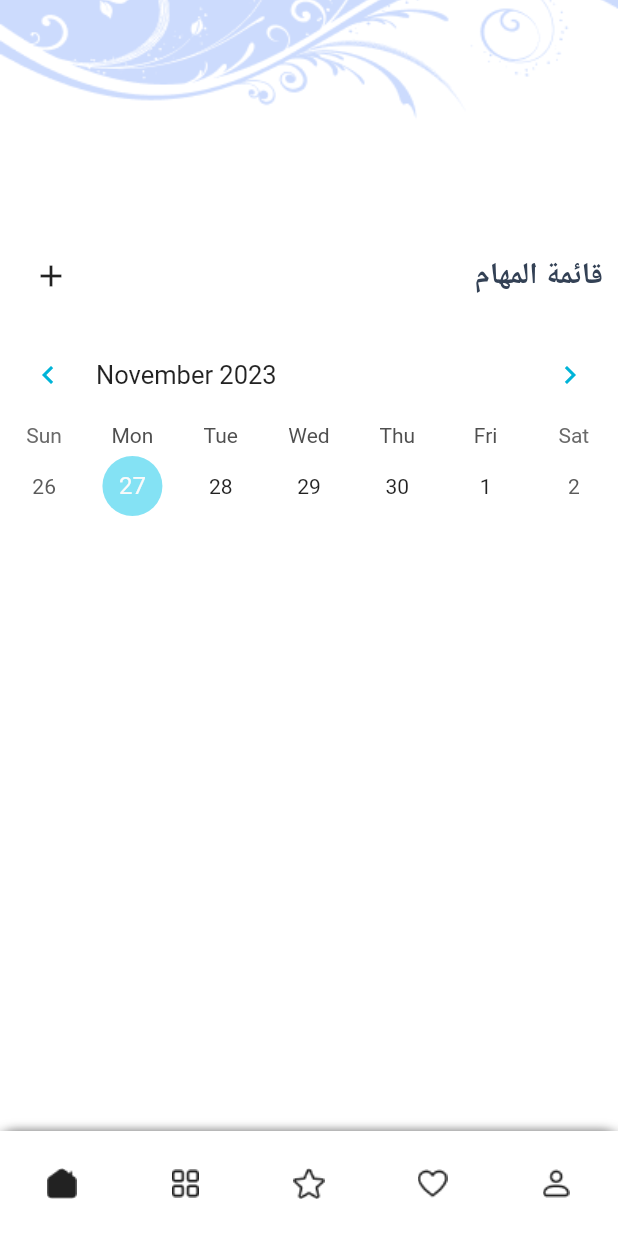
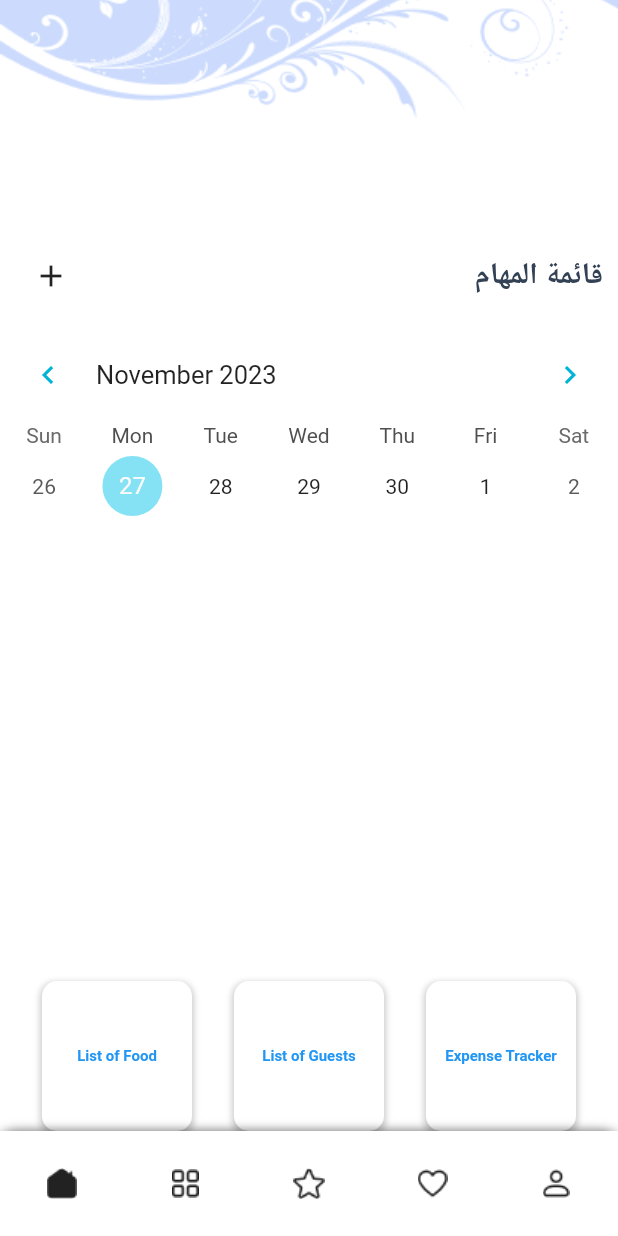
Before and after one commit to SamahFarez/3arouss, a Flutter app: the screen it shows after launch, on a phone screen of 412 x 824 dp. Run offline on Flutter 3.47's test engine with Material 2 defaults, Android fonts, the phone set to English and light mode, and no system bars; drawn by our look-alikes of table_calendar; our stand-ins replace flutter_calendar_carousel; Roboto replaces fonts that are missing (Changa).

Commit message:
Added 3 Bottom buttons

```diff
--- a/lib/app/bride/home-bride/home_bride.dart
+++ b/lib/app/bride/home-bride/home_bride.dart
@@ -215,18 +215,20 @@ class _BrideHomePageState extends State<BrideHomePage> {
     return Scaffold(
       body: Stack(
         children: [
+          // Your existing background image code
+          // ...body: Stack(
           Image.asset(
             background_image, // Replace with your image path
             fit: BoxFit.cover,
             width: double.infinity,
             height: double.infinity,
           ),
+
           Column(
             children: [
               SizedBox(height: 150),
               Padding(
-                padding: EdgeInsets.all(
-                    10.0), // Add padding of 10 pixels on all sides
+                padding: EdgeInsets.all(10.0),
                 child: Row(
                   mainAxisAlignment: MainAxisAlignment.spaceBetween,
                   children: [
@@ -240,7 +242,7 @@ class _BrideHomePageState extends State<BrideHomePage> {
                       mainAxisSize: MainAxisSize.min,
                       mainAxisAlignment: MainAxisAlignment.end,
                       children: [
-                        SizedBox(width: 20), // Add 20px margin to the left
+                        SizedBox(width: 20),
                         Text(
                           'قائمة المهام',
                           style: TextStyle(
@@ -256,7 +258,7 @@ class _BrideHomePageState extends State<BrideHomePage> {
                 ),
               ),
               SizedBox(
-                height: 150, // Set the desired height for the calendar
+                height: 150,
                 child: Builder(
                   builder: (context) => TableCalendar(
                     focusedDay: DateTime.now(),
@@ -275,7 +277,7 @@ class _BrideHomePageState extends State<BrideHomePage> {
                       todayDecoration: BoxDecoration(
                         color: Color(
                           0xFFD8C2FF,
-                        ), // Light purple background for the current day
+                        ),
                         borderRadius: BorderRadius.circular(10),
                       ),
                     ),
@@ -320,6 +322,21 @@ class _BrideHomePageState extends State<BrideHomePage> {
                   },
                 ),
               ),
+              SizedBox(height: 20),
+              Row(
+                mainAxisAlignment: MainAxisAlignment.spaceEvenly,
+                children: [
+                  _buildButtonBox('List of Food', () {
+                    // Handle the button click for 'List of Food'
+                  }),
+                  _buildButtonBox('List of Guests', () {
+                    // Handle the button click for 'List of Guests'
+                  }),
+                  _buildButtonBox('Expense Tracker', () {
+                    // Handle the button click for 'Expense Tracker'
+                  }),
+                ],
+              ),
             ],
           ),
         ],
@@ -331,7 +348,7 @@ class _BrideHomePageState extends State<BrideHomePage> {
           boxShadow: [BoxShadow(color: Colors.black54, blurRadius: 5)],
         ),
         child: BottomAppBar(
-          color: Colors.white, // Set the bottom navigation bar color to white
+          color: Colors.white,
           child: Row(
             mainAxisAlignment: MainAxisAlignment.spaceAround,
             children: [
@@ -361,4 +378,33 @@ class _BrideHomePageState extends State<BrideHomePage> {
       ),
     );
   }
+
+  Widget _buildButtonBox(String title, VoidCallback onPressed) {
+    return Container(
+      width: 100,
+      height: 100,
+      decoration: BoxDecoration(
+        color: Colors.white,
+        borderRadius: BorderRadius.circular(10),
+        boxShadow: [
+          BoxShadow(
+            color: Colors.black.withOpacity(0.2),
+            spreadRadius: 1,
+            blurRadius: 3,
+            offset: Offset(0, 2),
+          ),
+        ],
+      ),
+      child: TextButton(
+        onPressed: onPressed,
+        child: Text(
+          title,
+          style: TextStyle(
+            fontSize: 10,
+            fontWeight: FontWeight.bold,
+          ),
+        ),
+      ),
+    );
+  }
 }
```
Also changed, not shown: lib/app/bride/home-bride/favorites.dart (added), lib/app/bride/home-bride/profile.dart (added), lib/app/bride/home-bride/requests.dart (added).
